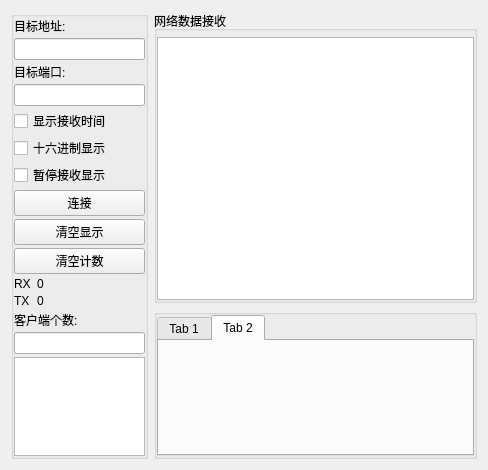
Above: UI/TCPClients.ui from BeiChenYx/NetDebug before the change. Below: the same form after it.
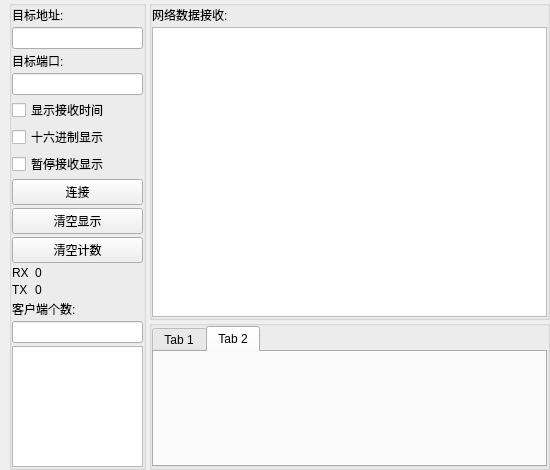
That is the form after the change.

Diff of the .ui file:
```diff
--- a/UI/TCPClients.ui
+++ b/UI/TCPClients.ui
@@ -6,7 +6,7 @@
    <rect>
     <x>0</x>
     <y>0</y>
-    <width>488</width>
+    <width>550</width>
     <height>470</height>
    </rect>
   </property>
@@ -14,6 +14,24 @@
    <string>TCP/IP_Clients</string>
   </property>
   <layout class="QGridLayout" name="gridLayout_4">
+   <property name="leftMargin">
+    <number>9</number>
+   </property>
+   <property name="topMargin">
+    <number>0</number>
+   </property>
+   <property name="rightMargin">
+    <number>0</number>
+   </property>
+   <property name="bottomMargin">
+    <number>0</number>
+   </property>
+   <property name="horizontalSpacing">
+    <number>3</number>
+   </property>
+   <property name="verticalSpacing">
+    <number>0</number>
+   </property>
    <item row="0" column="0" rowspan="2">
     <widget class="QGroupBox" name="groupBox_3">
      <property name="maximumSize">
@@ -38,9 +56,12 @@
       <property name="bottomMargin">
        <number>0</number>
       </property>
-      <property name="spacing">
+      <property name="horizontalSpacing">
        <number>0</number>
       </property>
+      <property name="verticalSpacing">
+       <number>3</number>
+      </property>
       <item row="0" column="0">
        <layout class="QVBoxLayout" name="verticalLayout_2">
         <property name="spacing">
@@ -177,14 +198,14 @@
    <item row="0" column="1">
     <widget class="QGroupBox" name="groupBox">
      <property name="title">
-      <string>网络数据接收</string>
+      <string/>
      </property>
      <layout class="QGridLayout" name="gridLayout">
       <property name="leftMargin">
        <number>0</number>
       </property>
       <property name="topMargin">
-       <number>6</number>
+       <number>0</number>
       </property>
       <property name="rightMargin">
        <number>0</number>
@@ -192,12 +213,22 @@
       <property name="bottomMargin">
        <number>0</number>
       </property>
-      <property name="spacing">
+      <property name="horizontalSpacing">
        <number>0</number>
       </property>
-      <item row="0" column="0">
+      <property name="verticalSpacing">
+       <number>3</number>
+      </property>
+      <item row="1" column="0">
        <widget class="QTextEdit" name="textEdit"/>
       </item>
+      <item row="0" column="0">
+       <widget class="QLabel" name="label_6">
+        <property name="text">
+         <string>网络数据接收:</string>
+        </property>
+       </widget>
+      </item>
      </layout>
     </widget>
    </item>
```
